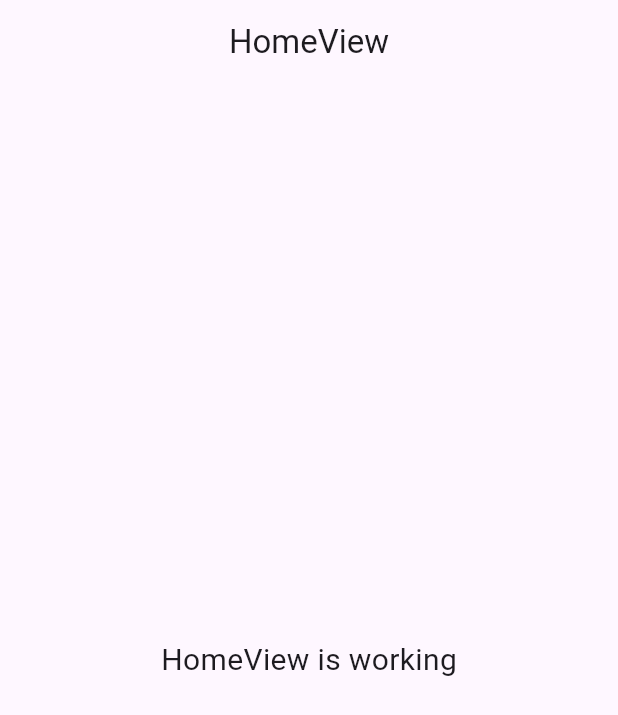
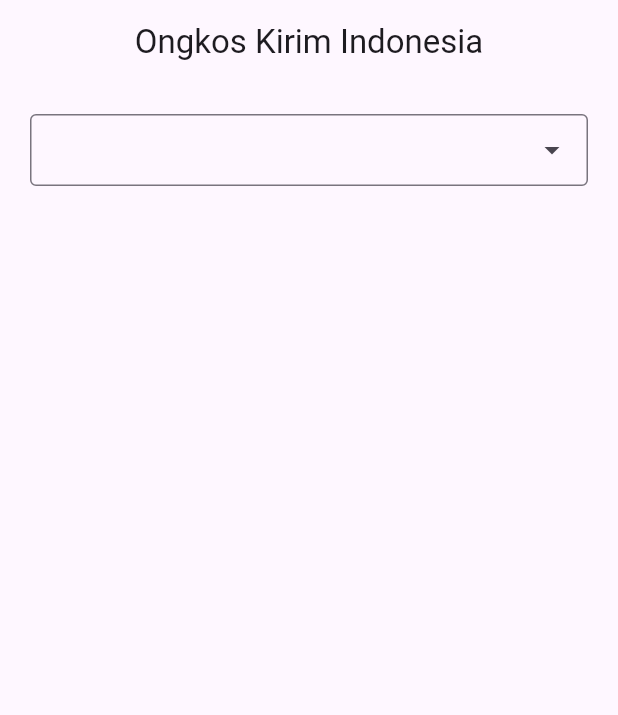
Before and after one commit to HernanFebri/ongkos_kirim_app_getx, a Flutter app: the screen it shows after launch, on a phone screen of 412 x 824 dp. Shown: the top 715 px of the screen. Run offline on Flutter 3.47's test engine with Material 3 defaults, Android fonts, the phone set to English and light mode, and no system bars; drawn by our look-alikes of dropdown_search; our stand-ins replace get.

Commit message:
Add DropdownSearch in Home

```diff
--- a/lib/app/modules/home/views/home_view.dart
+++ b/lib/app/modules/home/views/home_view.dart
@@ -1,3 +1,4 @@
+import 'package:dropdown_search/dropdown_search.dart';
 import 'package:flutter/material.dart';
 
 import 'package:get/get.dart';
@@ -10,14 +11,18 @@ class HomeView extends GetView<HomeController> {
   Widget build(BuildContext context) {
     return Scaffold(
       appBar: AppBar(
-        title: const Text('HomeView'),
+        title: const Text('Ongkos Kirim Indonesia'),
         centerTitle: true,
       ),
-      body: const Center(
-        child: Text(
-          'HomeView is working',
-          style: TextStyle(fontSize: 20),
-        ),
+      body: ListView(
+        padding: EdgeInsets.all(20),
+        children: [
+          DropdownSearch<String>(
+            items: (f, cs) => ["Item 1", 'Item 2', 'Item 3', 'Item 4'],
+            popupProps: PopupProps.menu(
+                disabledItemFn: (item) => item == 'Item 3', fit: FlexFit.loose),
+          ),
+        ],
       ),
     );
   }
--- a/pubspec.yaml
+++ b/pubspec.yaml
@@ -36,6 +36,8 @@ dependencies:
 
   cupertino_icons: ^1.0.8
   get: ^4.6.6
+  http: ^1.2.2
+  dropdown_search: ^6.0.1
 
 dev_dependencies:
   flutter_test:
```
Also changed, not shown: pubspec.lock.
